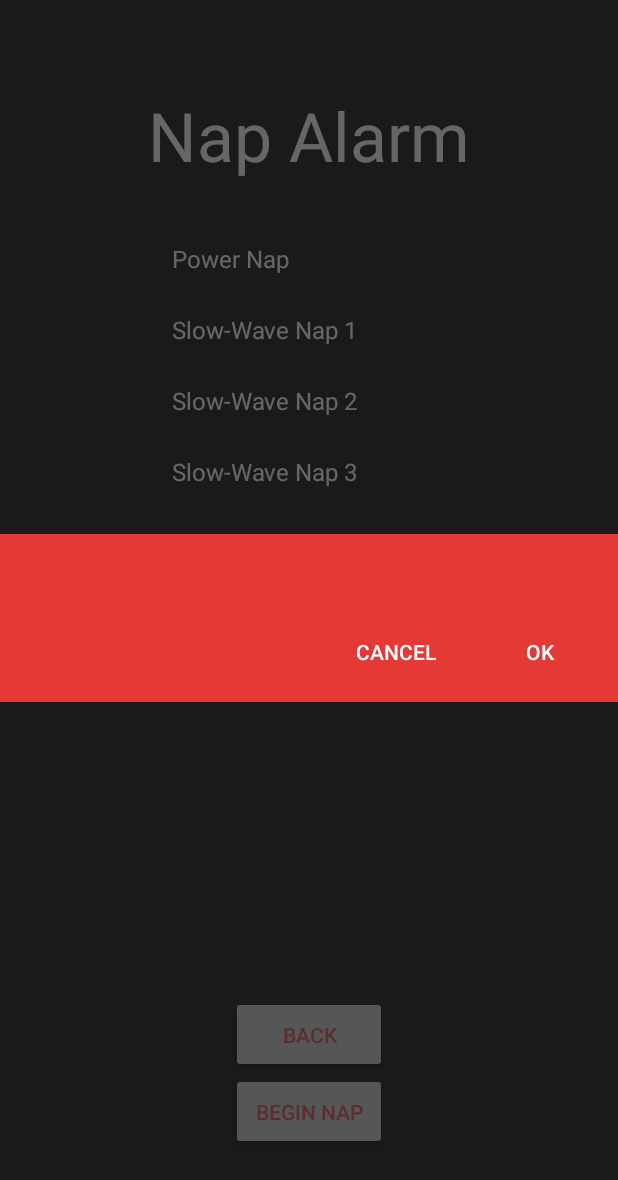
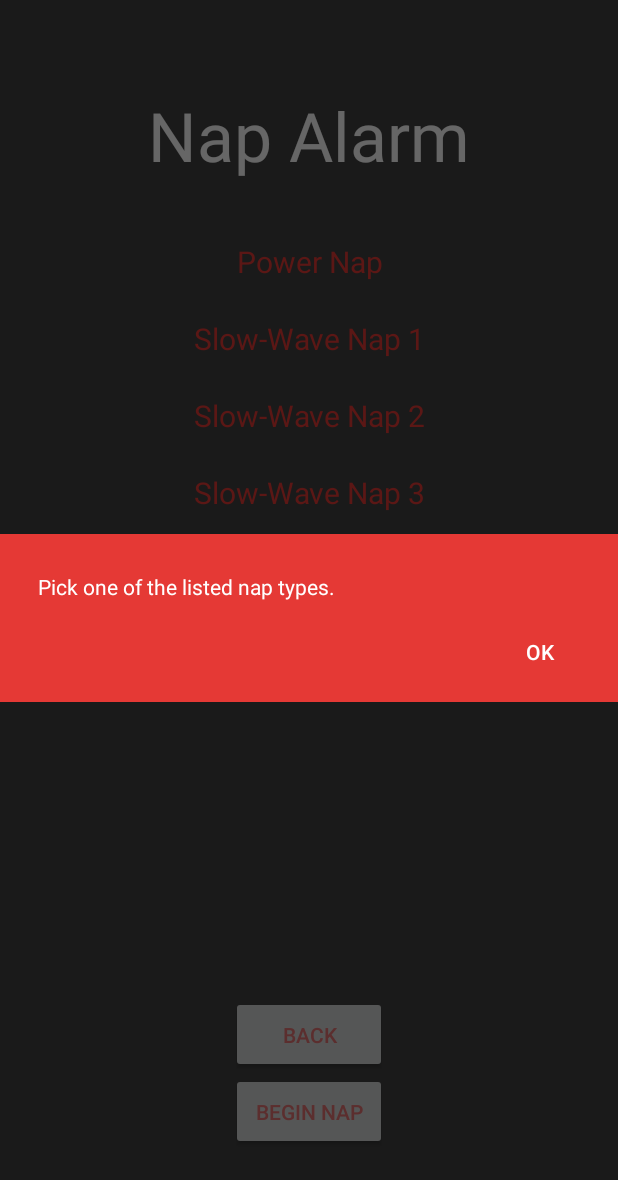
Before and after one commit to angadgarg25/NapCalendar, an Android app: the screen it shows after launch (MainActivity), after a tap on "BEGIN NAP", on a phone screen of 412 x 824 dp. Shown: the top 1180 px of the screen. Run offline under Robolectric (Android 15) with nearby library versions, the phone set to English and light mode, and no system bars; 2 other taps on this screen came first.

Commit message:
Nap Type List Functional
Nap type list functional and centered, next steps are intent to alarm
and nap until time functionality and schedule functionality.

```diff
--- a/app/src/main/java/greggnod/napcalendar/MainActivity.java
+++ b/app/src/main/java/greggnod/napcalendar/MainActivity.java
@@ -2,20 +2,24 @@ package greggnod.napcalendar;
 
 import android.app.Dialog;
 import android.content.Context;
+import android.graphics.Color;
 import android.support.v7.app.AppCompatActivity;
 import android.os.Bundle;
 import android.view.View;
 import android.widget.AdapterView;
 import android.widget.Button;
+import android.widget.LinearLayout;
 import android.widget.ListView;
 import android.widget.RadioButton;
 import android.widget.RadioGroup;
+import android.widget.RelativeLayout;
 import android.widget.TextView;
 import android.widget.Toast;
 
 public class MainActivity extends AppCompatActivity {
     TextView naptype;
     private Context context = this;
+
 
     @Override
     protected void onCreate(Bundle savedInstanceState) {
@@ -25,10 +29,11 @@ public class MainActivity extends AppCompatActivity {
 
     public void viewToNap(View view){
         setContentView(R.layout.nap_main);
+        naptype = null;
     }
 
     public void chooseTypeNap(View view){
-        ListView list = (ListView) findViewById(R.id.list);
+        LinearLayout list = (LinearLayout) findViewById(R.id.list);
         Button but = (Button) findViewById(R.id.radioButton);
         Button but2 = (Button) findViewById(R.id.radioButton2);
         Button napbut = (Button) findViewById(R.id.napbutton);
@@ -36,29 +41,24 @@ public class MainActivity extends AppCompatActivity {
         but2.setVisibility(View.INVISIBLE);
         list.setVisibility(View.VISIBLE);
         napbut.setVisibility(View.VISIBLE);
-        list.setOnItemClickListener(new AdapterView.OnItemClickListener() {
-
-            @Override
-            public void onItemClick(AdapterView<?> parent, View view, int position,long arg3) {
-                view.setSelected(true);
-                naptype = (TextView) view;
     }
-        });
-
-    }
-
-//    public void onListItemClick(ListView parent, View v, int position, long id)
-//    {
-//        parent.setItemChecked(position, parent.isItemChecked(position));
-//        Toast.makeText(this,  "You have selected" + items[position],30).show();
-//    }
 
     public void viewToSch(View view){
 
     }
+     public void chosenNap(View view){
+         RelativeLayout rl = (RelativeLayout) findViewById(R.id.naplayout);
+         if (naptype != null){
+             naptype.setBackgroundColor(rl.getDrawingCacheBackgroundColor());
+             naptype.setTextColor(Color.rgb(229,57,53));
+         }
+         naptype = (TextView) view;
+         naptype.setTextColor(Color.WHITE);
+         naptype.setBackgroundColor(Color.rgb(229,57,53));
+     }
 
     public void viewToPrev(View view){
-        ListView list = (ListView) findViewById(R.id.list);
+        LinearLayout list = (LinearLayout) findViewById(R.id.list);
         Button but = (Button) findViewById(R.id.radioButton);
         Button but2 = (Button) findViewById(R.id.radioButton2);
         Button napbut = (Button) findViewById(R.id.napbutton);
@@ -75,6 +75,7 @@ public class MainActivity extends AppCompatActivity {
     public void naptime(View v){
         final Dialog dialog = new Dialog(context);
         dialog.setContentView(R.layout.new_dialogue);
+        if (naptype !=null){
             String napt = naptype.getText().toString();
             dialog.setTitle("Time to Nap!");
             String message = "";
@@ -108,5 +109,23 @@ public class MainActivity extends AppCompatActivity {
                 }
             });
             dialog.show();
+        } else {
+            dialog.setTitle("Please Pick a Nap Type!");
+            TextView dialogMsg = (TextView) dialog.findViewById(R.id.textView2) ;
+            dialogMsg.setText("Pick one of the listed nap types.");
+            dialog.getWindow().setBackgroundDrawableResource(R.drawable.dialog_color);
+            Button btOK = (Button) dialog.findViewById(R.id.button3);
+            Button hide = (Button) dialog.findViewById(R.id.button4);
+            hide.setVisibility(View.INVISIBLE);
+            btOK.setOnClickListener(new View.OnClickListener() {
+
+                @Override
+                public void onClick(View v) {
+                    // TODO Auto-generated method stub
+                    dialog.dismiss();
+                }
+            });
+            dialog.show();
         }
     }
+}
--- a/app/src/main/res/layout/nap_main.xml
+++ b/app/src/main/res/layout/nap_main.xml
@@ -8,6 +8,7 @@
     android:paddingRight="@dimen/activity_horizontal_margin"
     android:paddingTop="@dimen/activity_vertical_margin"
     android:animateLayoutChanges="true"
+    android:id="@+id/naplayout"
     android:background="#424242"
     android:gravity="center"
     tools:context="greggnod.napcalendar.MainActivity">
@@ -78,9 +79,9 @@
         android:layout_below="@+id/radioButton"
         android:layout_centerHorizontal="true" />
 
-    <ListView
+    <LinearLayout
         android:id="@+id/list"
-        android:entries="@array/naps"
+        android:orientation="vertical"
         android:layout_width="match_parent"
         android:layout_height="fill_parent"
         android:layout_alignStart="@id/textView"
@@ -88,17 +89,80 @@
         android:layout_alignRight="@+id/textView"
         android:layout_alignEnd="@+id/textView"
         android:layout_centerVertical="true"
-        android:foregroundGravity="center"
         android:layout_above="@+id/backbutton"
         android:layout_marginTop="28dp"
         android:layout_below="@+id/textView"
         android:saveEnabled="true"
-        android:listSelector="@drawable/item"
         android:visibility="invisible"
         android:clickable="true"
-        android:divider="#424242"
-        android:textFilterEnabled="true"
-        android:textAlignment="center" />
+        android:nestedScrollingEnabled="true">
+
+        <TextView
+            android:layout_width="match_parent"
+            android:layout_height="wrap_content"
+            android:text="Power Nap"
+            android:textColor="#e53935"
+            android:textSize="20sp"
+            android:padding="12dp"
+            android:id="@+id/textView4"
+            android:gravity="center"
+            android:layout_gravity="center_horizontal"
+            android:clickable="true"
+            android:onClick="chosenNap"/>
+
+        <TextView
+            android:layout_width="match_parent"
+            android:layout_height="wrap_content"
+            android:textColor="#e53935"
+            android:gravity="center"
+            android:textSize="20sp"
+            android:padding="12dp"
+            android:text="Slow-Wave Nap 1"
+            android:id="@+id/textView5"
+            android:layout_gravity="center_horizontal"
+            android:clickable="true"
+            android:onClick="chosenNap" />
+
+        <TextView
+            android:layout_width="match_parent"
+            android:layout_height="wrap_content"
+            android:textColor="#e53935"
+            android:textSize="20sp"
+            android:gravity="center"
+            android:padding="12dp"
+            android:text="Slow-Wave Nap 2"
+            android:id="@+id/textView6"
+            android:layout_gravity="center_horizontal"
+            android:clickable="true"
+            android:onClick="chosenNap" />
+
+        <TextView
+            android:layout_width="match_parent"
+            android:layout_height="wrap_content"
+            android:textColor="#e53935"
+            android:gravity="center"
+            android:textSize="20sp"
+            android:padding="12dp"
+            android:text="Slow-Wave Nap 3"
+            android:id="@+id/textView7"
+            android:layout_gravity="center_horizontal"
+            android:clickable="true"
+            android:onClick="chosenNap" />
+
+        <TextView
+            android:layout_width="match_parent"
+            android:layout_height="wrap_content"
+            android:textColor="#e53935"
+            android:textSize="20sp"
+            android:gravity="center"
+            android:padding="12dp"
+            android:text="REM Cycle Nap"
+            android:id="@+id/textView8"
+            android:layout_gravity="center_horizontal"
+            android:clickable="true"
+            android:onClick="chosenNap" />
+
+    </LinearLayout>
 
 
 </RelativeLayout>
--- a/app/src/main/res/values/colors.xml
+++ b/app/src/main/res/values/colors.xml
@@ -4,4 +4,5 @@
     <color name="colorPrimaryDark">#303F9F</color>
     <color name="colorAccent">#FF4081</color>
     <color name="black">#000000</color>
+    <color name="red">#e53935</color>
 </resources>
```
Lines whose indentation alone changed are shown as unchanged.
